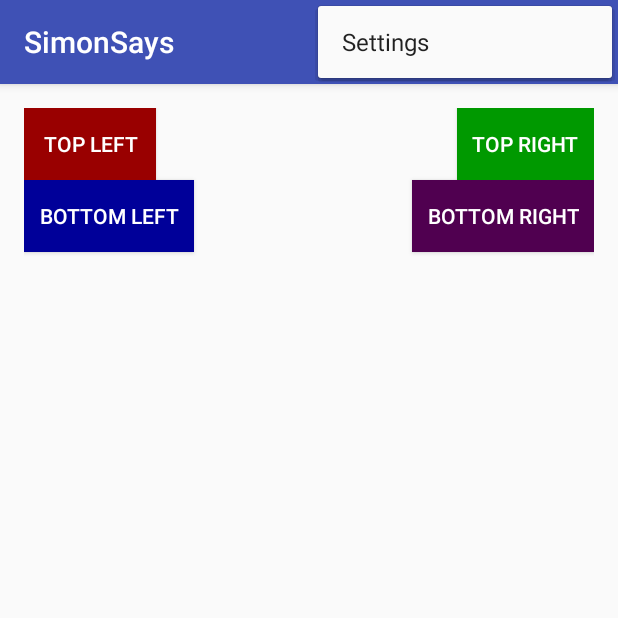
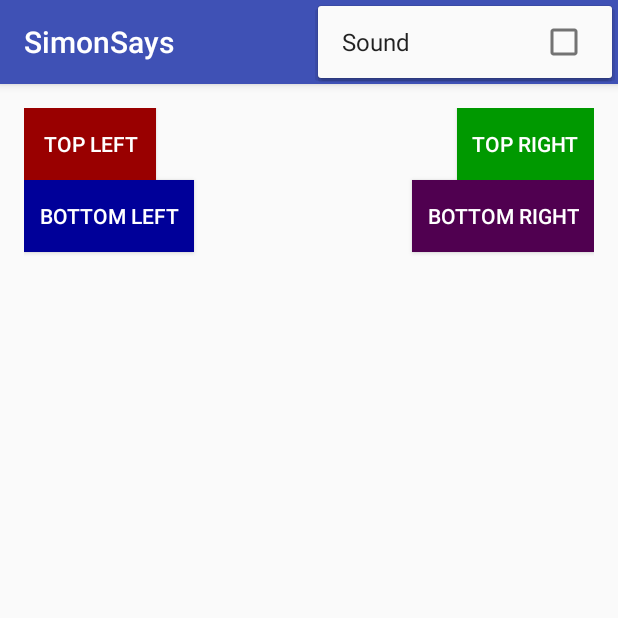
Before and after one commit to Naxess/SimonSays, an Android app: the MainActivity screen opened directly, with no data from a screen before it, with the options menu open, on a phone screen of 412 x 824 dp, the top half of it. Run offline under Robolectric (Android 15) with nearby library versions, the phone set to English and light mode, and no system bars.

Commit message:
4/10/2016

```diff
--- a/app/src/main/res/menu/menu_main.xml
+++ b/app/src/main/res/menu/menu_main.xml
@@ -6,5 +6,6 @@
         android:id="@+id/action_settings"
         android:orderInCategory="100"
         android:title="@string/action_settings"
-        app:showAsAction="never" />
+        app:showAsAction="never"
+        android:checkable="true"/>
 </menu>
--- a/app/src/main/res/values/strings.xml
+++ b/app/src/main/res/values/strings.xml
@@ -1,6 +1,6 @@
 <resources>
     <string name="app_name">SimonSays</string>
-    <string name="action_settings">Settings</string>
+    <string name="action_settings">Sound</string>
     <string name="title_activity_home_page">HomePage</string>
     <string name="title_activity_score_page">ScorePage</string>
     <string name="title_activity_about_page">AboutPage</string>
```
Also changed, not shown: app/src/main/java/com/com220/sli/simonsays/MainActivity.java (+15 -0 lines).
